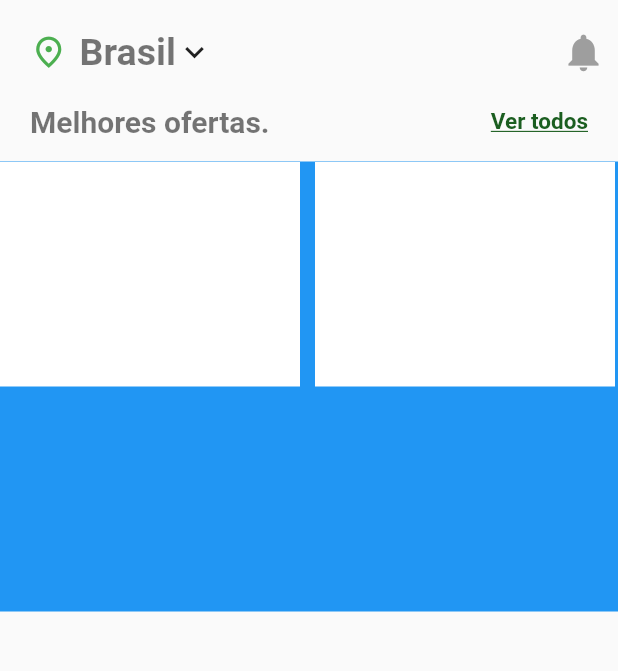
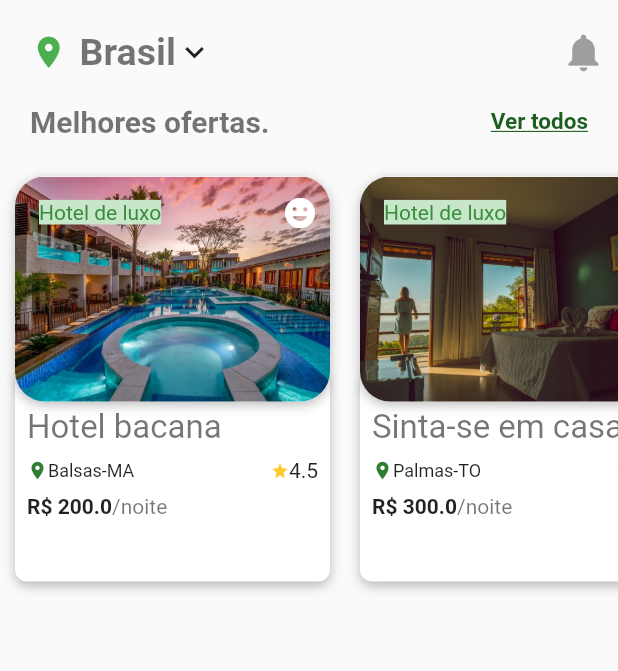
Before and after one commit to GabrielSiqueiraGama/hoteis_ui_flutter, a Flutter app: the screen it shows after launch, on a phone screen of 412 x 824 dp, the part 77-748 px from its top. Run offline on Flutter 3.47's test engine with Material 2 defaults, Android fonts, the phone set to English and light mode, and no system bars.

Commit message:
finalizando carrosel

```diff
--- a/lib/pages/home.dart
+++ b/lib/pages/home.dart
@@ -30,7 +30,7 @@ class Home extends StatelessWidget {
                     Row(
                       children: const <Widget>[
                         Icon(
-                          Icons.place_outlined,
+                          Icons.place,
                           color: Colors.green,
                           size: 25,
                         ),
--- a/lib/widgets/carrosel_hotel.dart
+++ b/lib/widgets/carrosel_hotel.dart
@@ -47,24 +47,143 @@ class _CarroselHotelState extends State<CarroselHotel> {
         const SizedBox(height: 15),
         Container(
           height: 300,
-          color: Colors.blue,
           child: ListView.builder(
             scrollDirection: Axis.horizontal,
             itemCount: hoteis.length,
             itemBuilder: (BuildContext context, int index) {
               Hotel hotel = hoteis[index];
               return Container(
+                margin: const EdgeInsets.all(10),
                 width: 210,
                 child: Stack(
+                  alignment: Alignment.topCenter,
                   children: <Widget>[
-                        Container(
+                    Positioned(
+                      bottom: 10,
+                      child: Container(
+                        height: 140,
+                        width: 210,
+                        decoration: BoxDecoration(
                           color: Colors.white,
-                          height: 150,
-                          width: 200,
+                          borderRadius: BorderRadius.circular(8.0),
+                          boxShadow: const [
+                            BoxShadow(
+                                color: Colors.black26,
+                                offset: Offset(0.0, 3.0),
+                                blurRadius: 6.0),
+                          ],
+                        ),
+                        child: Column(
+                          crossAxisAlignment: CrossAxisAlignment.start,
+                          children: <Widget>[
+                            Padding(
+                              padding: const EdgeInsets.only(
+                                  left: 8.0, right: 8.0, top: 24.0),
+                              child: Text(
+                                hotel.nome,
+                                style: const TextStyle(
+                                    fontSize: 22, color: Colors.black54),
+                              ),
+                            ),
+                            Padding(
+                              padding: const EdgeInsets.all(8.0),
+                              child: Row(
+                                mainAxisAlignment:
+                                    MainAxisAlignment.spaceBetween,
+                                children: <Widget>[
+                                  Row(
+                                    children: <Widget>[
+                                      Icon(
+                                        Icons.place,
+                                        color: Colors.green.shade800,
+                                        size: 14,
+                                      ),
+                                      Text(
+                                        hotel.cidade,
+                                        style: const TextStyle(fontSize: 12),
                                       ),
                                     ],
-                    ));
-              }),
+                                  ),
+                                  Row(children: <Widget>[
+                                    Icon(
+                                      Icons.star_outlined,
+                                      color: Colors.amber.shade400,
+                                      size: 12,
+                                    ),
+                                    const Text('4.5')
+                                  ])
+                                ],
+                              ),
+                            ),
+                            Padding(
+                              padding: const EdgeInsets.only(left: 8.0),
+                              child: Row(
+                                children: <Widget>[
+                                  Text(
+                                    'R\$ ${hotel.valor}',
+                                    style: const TextStyle(
+                                        fontWeight: FontWeight.bold),
+                                  ),
+                                  const Text(
+                                    '/noite',
+                                    style: TextStyle(color: Colors.black54),
+                                  )
+                                ],
+                              ),
+                            ),
+                          ],
+                        ),
+                      ),
+                    ),
+                    Container(
+                      decoration: BoxDecoration(
+                        color: Colors.white,
+                        borderRadius: BorderRadius.circular(20.0),
+                        boxShadow: const [
+                          BoxShadow(
+                              color: Colors.black26,
+                              offset: Offset(0.0, 2.0),
+                              blurRadius: 6.0),
+                        ],
+                      ),
+                      child: Stack(children: <Widget>[
+                        ClipRRect(
+                          borderRadius: BorderRadius.circular(20),
+                          child: Image(
+                              height: 150.0,
+                              width: 210.0,
+                              fit: BoxFit.cover,
+                              image: AssetImage(hotel.imageUrl)),
+                        ),
+                        Padding(
+                          padding: const EdgeInsets.all(8.0),
+                          child: Row(
+                            mainAxisAlignment: MainAxisAlignment.spaceBetween,
+                            children: <Widget>[
+                              Padding(
+                                padding: const EdgeInsets.all(8.0),
+                                child: Text(
+                                  'Hotel de luxo',
+                                  style: TextStyle(
+                                    backgroundColor: Colors.green.shade100,
+                                    color: Colors.green.shade700,
+                                  ),
+                                ),
+                              ),
+                              const Icon(
+                                Icons.tag_faces_rounded,
+                                color: Colors.white,
+                              )
+                            ],
+                          ),
+                        ),
+                      ]),
+                    ),
+                  ],
+                ),
+              );
+            },
+          ),
         ),
       ],
     );
```
Lines whose indentation alone changed are shown as unchanged.
